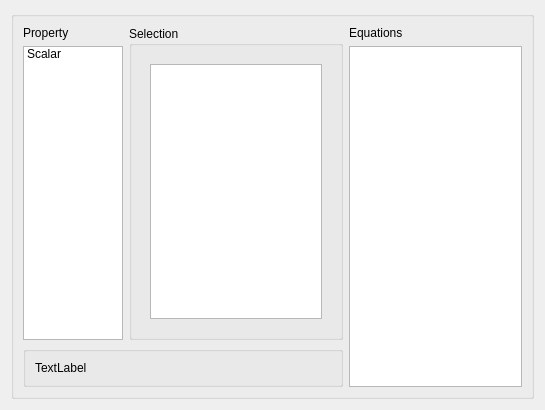
Before: the Qt Designer form gems3/vizor4/dlg4/EquatSetupWidget4.ui in gemshub/GEMSGUI, drawn with Qt 5.
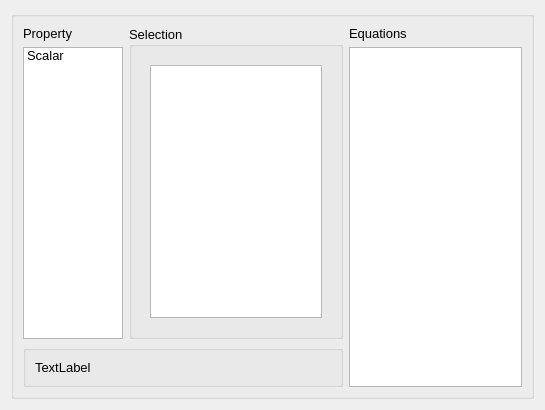
After: the same form once the commit is applied.

Commit message: Merged from upgrade adjusted fonts and comments on all dialogs (for consistency between win32, macosx and linux) DK,SD

The edit to the form file:
```diff
--- a/gems3/vizor4/dlg4/EquatSetupWidget4.ui
+++ b/gems3/vizor4/dlg4/EquatSetupWidget4.ui
@@ -10,6 +10,11 @@
     <height>410</height>
    </rect>
   </property>
+  <property name="font">
+   <font>
+    <pointsize>10</pointsize>
+   </font>
+  </property>
   <property name="windowTitle">
    <string>Form</string>
   </property>
```
The commit also changes 39 other files.
